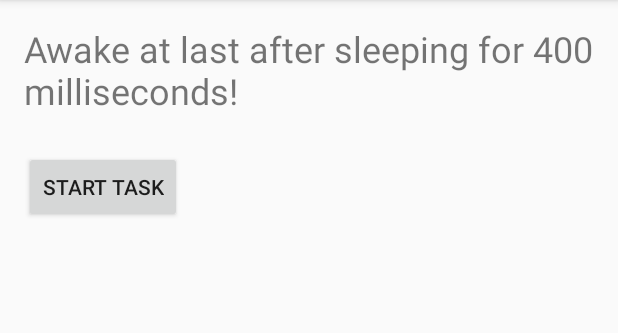
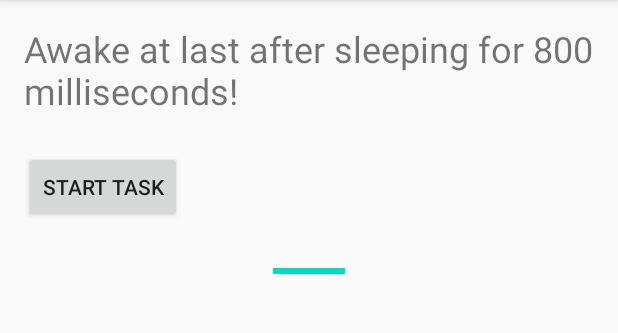
Before and after one commit to florinmihu31/LearnAndroid, an Android app: the screen it shows after launch (MainActivity), after a tap on "START TASK", on a phone screen of 412 x 824 dp, the part 84-417 px from its top. Run offline under Robolectric (Android 15) with nearby library versions, the phone set to English and light mode, and no system bars.

Commit message:
Add progress bar SimpleAsyncTask project

```diff
--- a/SimpleAsyncTask/app/src/main/java/com/example/simpleasynctask/MainActivity.java
+++ b/SimpleAsyncTask/app/src/main/java/com/example/simpleasynctask/MainActivity.java
@@ -6,12 +6,15 @@ import androidx.appcompat.app.AppCompatActivity;
 import android.os.Bundle;
 import android.os.PersistableBundle;
 import android.view.View;
+import android.widget.ProgressBar;
 import android.widget.TextView;
 
 public class MainActivity extends AppCompatActivity {
 
     private static final String TEXT_STATE = "currentText";
+    private static final String PROGRESS_STATE = "currentProgress";
     private TextView mTextView;
+    private ProgressBar mProgressBar;
 
     @Override
     protected void onCreate(Bundle savedInstanceState) {
@@ -19,15 +22,17 @@ public class MainActivity extends AppCompatActivity {
         setContentView(R.layout.activity_main);
 
         mTextView = findViewById(R.id.textView1);
+        mProgressBar = findViewById(R.id.progressBar);
 
         if (savedInstanceState != null) {
             mTextView.setText(savedInstanceState.getString(TEXT_STATE));
+            mProgressBar.setProgress(savedInstanceState.getInt(PROGRESS_STATE));
         }
     }
 
     public void startTask(View view) {
         mTextView.setText(R.string.napping);
-        new SimpleAsyncTask(mTextView).execute();
+        new SimpleAsyncTask(mTextView, mProgressBar).execute();
     }
 
     @Override
@@ -35,5 +40,6 @@ public class MainActivity extends AppCompatActivity {
         super.onSaveInstanceState(outState, outPersistentState);
 
         outState.putString(TEXT_STATE, mTextView.getText().toString());
+        outState.putInt(PROGRESS_STATE, mProgressBar.getProgress());
     }
 }
--- a/SimpleAsyncTask/app/src/main/java/com/example/simpleasynctask/SimpleAsyncTask.java
+++ b/SimpleAsyncTask/app/src/main/java/com/example/simpleasynctask/SimpleAsyncTask.java
@@ -1,28 +1,42 @@
 package com.example.simpleasynctask;
 
 import android.os.AsyncTask;
+import android.widget.ProgressBar;
 import android.widget.TextView;
 
 import java.lang.ref.WeakReference;
 import java.util.Random;
 
-public class SimpleAsyncTask extends AsyncTask<Void, Void, String> {
+public class SimpleAsyncTask extends AsyncTask<Void, Integer, String> {
 
     private WeakReference<TextView> mTextView;
+    private WeakReference<ProgressBar> mProgressBar;
 
-    SimpleAsyncTask(TextView tv) {
+    SimpleAsyncTask(TextView tv, ProgressBar pb) {
         mTextView = new WeakReference<>(tv);
+        mProgressBar = new WeakReference<>(pb);
+    }
+
+    @Override
+    protected void onPreExecute() {
+        super.onPreExecute();
+
+        mProgressBar.get().setMax(200);
+        mProgressBar.get().setProgress(0);
     }
 
     @Override
     protected String doInBackground(Void... voids) {
         Random r = new Random();
-        int n = r.nextInt(11);
+        int n = r.nextInt(6);
 
         int s  = n * 200;
 
         try {
-            Thread.sleep(s);
+            for (int i = 0; i < s; i++) {
+                Thread.sleep(1);
+                publishProgress((i + 1) / n);
+            }
         } catch (InterruptedException e) {
             e.printStackTrace();
         }
@@ -31,6 +45,12 @@ public class SimpleAsyncTask extends AsyncTask<Void, Void, String> {
     }
 
     @Override
+    protected void onProgressUpdate(Integer... values) {
+        super.onProgressUpdate(values);
+        mProgressBar.get().setProgress(values[0]);
+    }
+
+    @Override
     protected void onPostExecute(String result) {
         mTextView.get().setText(result);
     }
--- a/SimpleAsyncTask/app/src/main/res/layout/activity_main.xml
+++ b/SimpleAsyncTask/app/src/main/res/layout/activity_main.xml
@@ -26,4 +26,14 @@
         app:layout_constraintStart_toStartOf="parent"
         app:layout_constraintTop_toBottomOf="@+id/textView1" />
 
+    <ProgressBar
+        android:id="@+id/progressBar"
+        style="?android:attr/progressBarStyleHorizontal"
+        android:layout_width="wrap_content"
+        android:layout_height="wrap_content"
+        android:layout_marginTop="24dp"
+        app:layout_constraintEnd_toEndOf="parent"
+        app:layout_constraintStart_toStartOf="parent"
+        app:layout_constraintTop_toBottomOf="@+id/button" />
+
 </androidx.constraintlayout.widget.ConstraintLayout>
```
